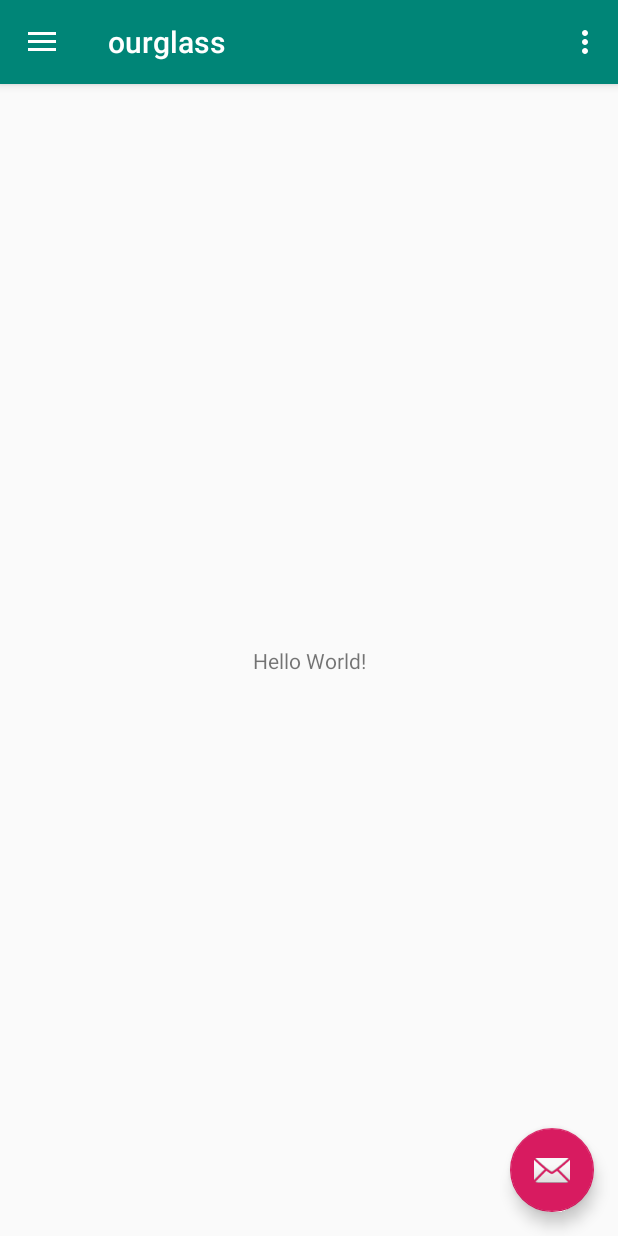
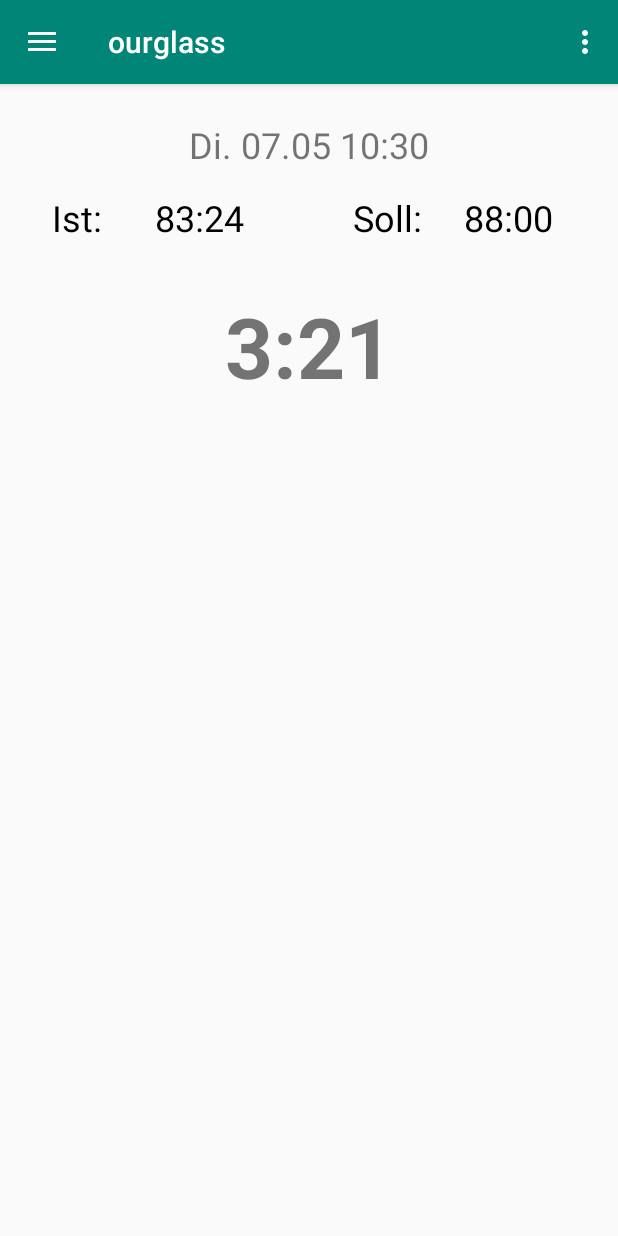
Before and after one commit to OhioDschungel6/ourglass, an Android app: the screen it shows after launch (MainActivity), on a phone screen of 412 x 824 dp. Run offline under Robolectric (Android 15) with nearby library versions, the phone set to English and light mode, and no system bars.

Commit message:
Added Elements to MainScreen

```diff
--- a/app/src/main/java/com/othregensburg/ourglass/MainActivity.java
+++ b/app/src/main/java/com/othregensburg/ourglass/MainActivity.java
@@ -12,6 +12,14 @@ import android.support.v7.app.AppCompatActivity;
 import android.support.v7.widget.Toolbar;
 import android.view.Menu;
 import android.view.MenuItem;
+import android.widget.EditText;
+import android.widget.TextView;
+
+import java.text.DateFormat;
+import java.text.SimpleDateFormat;
+import java.util.Calendar;
+import java.util.Date;
+import java.util.Locale;
 
 public class MainActivity extends AppCompatActivity
         implements NavigationView.OnNavigationItemSelectedListener {
@@ -23,15 +31,6 @@ public class MainActivity extends AppCompatActivity
         Toolbar toolbar = (Toolbar) findViewById(R.id.toolbar);
         setSupportActionBar(toolbar);
 
-        FloatingActionButton fab = (FloatingActionButton) findViewById(R.id.fab);
-        fab.setOnClickListener(new View.OnClickListener() {
-            @Override
-            public void onClick(View view) {
-                Snackbar.make(view, "Replace with your own action", Snackbar.LENGTH_LONG)
-                        .setAction("Action", null).show();
-            }
-        });
-
         DrawerLayout drawer = (DrawerLayout) findViewById(R.id.drawer_layout);
         ActionBarDrawerToggle toggle = new ActionBarDrawerToggle(
                 this, drawer, toolbar, R.string.navigation_drawer_open, R.string.navigation_drawer_close);
@@ -40,6 +39,13 @@ public class MainActivity extends AppCompatActivity
 
         NavigationView navigationView = (NavigationView) findViewById(R.id.nav_view);
         navigationView.setNavigationItemSelectedListener(this);
+
+        //TimeText
+        TextView date= findViewById(R.id.date);
+        DateFormat df = new SimpleDateFormat("E dd.MM HH:mm", Locale.GERMANY);
+        date.setText(df.format(Calendar.getInstance().getTime()));
+
+
     }
 
     @Override
--- a/app/src/main/res/layout/app_bar_main.xml
+++ b/app/src/main/res/layout/app_bar_main.xml
@@ -22,12 +22,5 @@
 
     <include layout="@layout/content_main" />
 
-    <android.support.design.widget.FloatingActionButton
-        android:id="@+id/fab"
-        android:layout_width="wrap_content"
-        android:layout_height="wrap_content"
-        android:layout_gravity="bottom|end"
-        android:layout_margin="@dimen/fab_margin"
-        app:srcCompat="@android:drawable/ic_dialog_email" />
 
 </android.support.design.widget.CoordinatorLayout>
--- a/app/src/main/res/layout/content_main.xml
+++ b/app/src/main/res/layout/content_main.xml
@@ -8,13 +8,84 @@
     tools:context=".MainActivity"
     tools:showIn="@layout/app_bar_main">
 
+
     <TextView
+        android:id="@+id/date"
         android:layout_width="wrap_content"
         android:layout_height="wrap_content"
-        android:text="Hello World!"
-        app:layout_constraintBottom_toBottomOf="parent"
-        app:layout_constraintLeft_toLeftOf="parent"
-        app:layout_constraintRight_toRightOf="parent"
+        android:layout_marginStart="16dp"
+        android:layout_marginTop="24dp"
+        android:layout_marginEnd="16dp"
+        android:layout_marginBottom="16dp"
+        android:ems="10"
+        android:gravity="center"
+        android:text="83:24"
+        android:textSize="@dimen/textsize_big"
+        app:layout_constraintBottom_toTopOf="@+id/linearLayout"
+        app:layout_constraintEnd_toEndOf="parent"
+        app:layout_constraintHorizontal_bias="0.5"
+        app:layout_constraintStart_toStartOf="parent"
         app:layout_constraintTop_toTopOf="parent" />
 
+    <LinearLayout
+        android:id="@+id/linearLayout"
+        android:layout_width="match_parent"
+        android:layout_height="wrap_content"
+        android:layout_marginTop="16dp"
+        android:gravity="clip_horizontal"
+        android:orientation="horizontal"
+        app:layout_constraintEnd_toEndOf="parent"
+        app:layout_constraintTop_toBottomOf="@+id/date">
+
+        <TextView
+            android:id="@+id/textView_istStd"
+            android:layout_width="match_parent"
+            android:layout_height="wrap_content"
+            android:layout_weight="1"
+            android:gravity="center"
+            android:text="@string/istzeit"
+            android:textColor="@android:color/black"
+            android:textSize="@dimen/textsize_big" />
+
+        <TextView
+            android:id="@+id/textView_istStdAnz"
+            android:layout_width="match_parent"
+            android:layout_height="wrap_content"
+            android:layout_weight="1"
+            android:gravity="start"
+            android:text="83:24"
+            android:textColor="@android:color/black"
+            android:textSize="@dimen/textsize_big" />
+
+        <TextView
+            android:id="@+id/textView_sollStd"
+            android:layout_width="match_parent"
+            android:layout_height="wrap_content"
+            android:layout_weight="1"
+            android:gravity="center"
+            android:text="@string/sollzeit"
+            android:textColor="@android:color/black"
+            android:textSize="@dimen/textsize_big" />
+
+        <TextView
+            android:id="@+id/textView_sollStdAnz"
+            android:layout_width="match_parent"
+            android:layout_height="wrap_content"
+            android:layout_weight="1"
+            android:gravity="start"
+            android:text="88:00"
+            android:textColor="@android:color/black"
+            android:textSize="@dimen/textsize_big" />
+    </LinearLayout>
+
+    <TextView
+        android:id="@+id/worktime"
+        android:layout_width="match_parent"
+        android:layout_height="wrap_content"
+        android:layout_marginTop="32dp"
+        android:text="3:21"
+        android:textAlignment="center"
+        android:textSize="56sp"
+        android:textStyle="bold"
+        app:layout_constraintTop_toBottomOf="@+id/linearLayout" />
 </android.support.constraint.ConstraintLayout>
--- a/app/src/main/res/values/dimens.xml
+++ b/app/src/main/res/values/dimens.xml
@@ -4,5 +4,5 @@
     <dimen name="activity_vertical_margin">16dp</dimen>
     <dimen name="nav_header_vertical_spacing">8dp</dimen>
     <dimen name="nav_header_height">176dp</dimen>
-    <dimen name="fab_margin">16dp</dimen>
+    <dimen name="textsize_big">24sp</dimen>
 </resources>
--- a/app/src/main/res/values/strings.xml
+++ b/app/src/main/res/values/strings.xml
@@ -1,4 +1,6 @@
 <resources>
+    <string name="sollzeit">Soll:</string>
+    <string name="istzeit">Ist:</string>
     <string name="app_name">ourglass</string>
     <string name="navigation_drawer_open">Open navigation drawer</string>
     <string name="navigation_drawer_close">Close navigation drawer</string>
```
